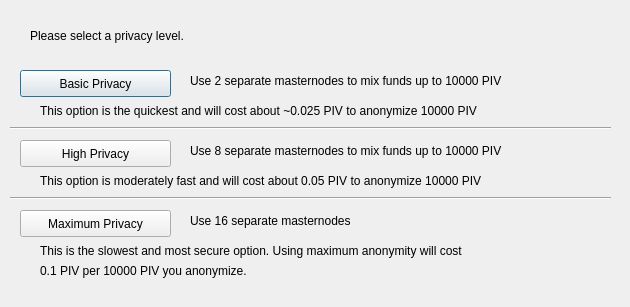
mammix2/kore-mammix2, file src/qt/forms/obfuscationconfig.ui: the form before one commit.
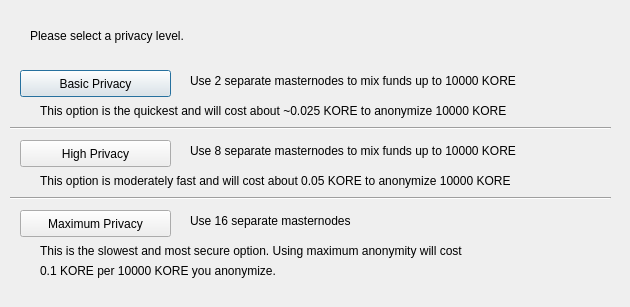
The form after the commit.

Commit message: kore name and file references

Patch:
```diff
--- a/src/qt/forms/obfuscationconfig.ui
+++ b/src/qt/forms/obfuscationconfig.ui
@@ -75,7 +75,7 @@
     </rect>
    </property>
    <property name="text">
-    <string>Use 2 separate masternodes to mix funds up to 10000 PIV</string>
+    <string>Use 2 separate masternodes to mix funds up to 10000 KORE</string>
    </property>
   </widget>
   <widget class="QLabel" name="label_3">
@@ -88,7 +88,7 @@
     </rect>
    </property>
    <property name="text">
-    <string>Use 8 separate masternodes to mix funds up to 10000 PIV</string>
+    <string>Use 8 separate masternodes to mix funds up to 10000 KORE</string>
    </property>
   </widget>
   <widget class="QLabel" name="label_4">
@@ -114,7 +114,7 @@
     </rect>
    </property>
    <property name="text">
-    <string>This option is the quickest and will cost about ~0.025 PIV to anonymize 10000 PIV</string>
+    <string>This option is the quickest and will cost about ~0.025 KORE to anonymize 10000 KORE</string>
    </property>
   </widget>
   <widget class="QLabel" name="label_7">
@@ -127,7 +127,7 @@
     </rect>
    </property>
    <property name="text">
-    <string>This option is moderately fast and will cost about 0.05 PIV to anonymize 10000 PIV</string>
+    <string>This option is moderately fast and will cost about 0.05 KORE to anonymize 10000 KORE</string>
    </property>
   </widget>
   <widget class="QLabel" name="label_8">
@@ -153,7 +153,7 @@
     </rect>
    </property>
    <property name="text">
-    <string>0.1 PIV per 10000 PIV you anonymize.</string>
+    <string>0.1 KORE per 10000 KORE you anonymize.</string>
    </property>
   </widget>
   <widget class="Line" name="line">
```
The commit also changes 118 other files.
